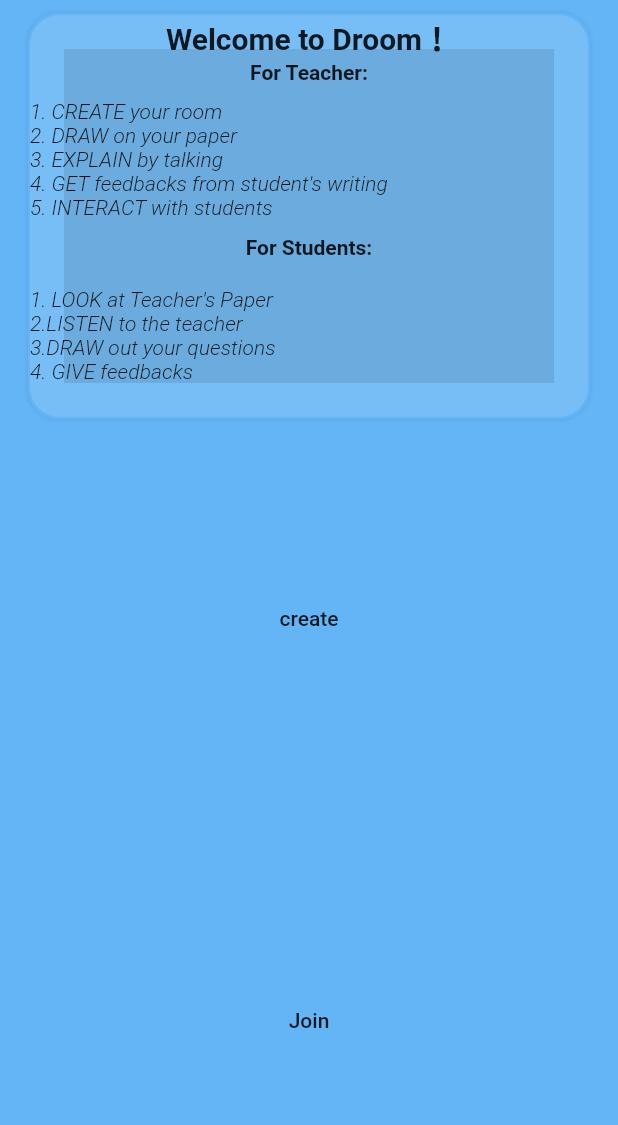
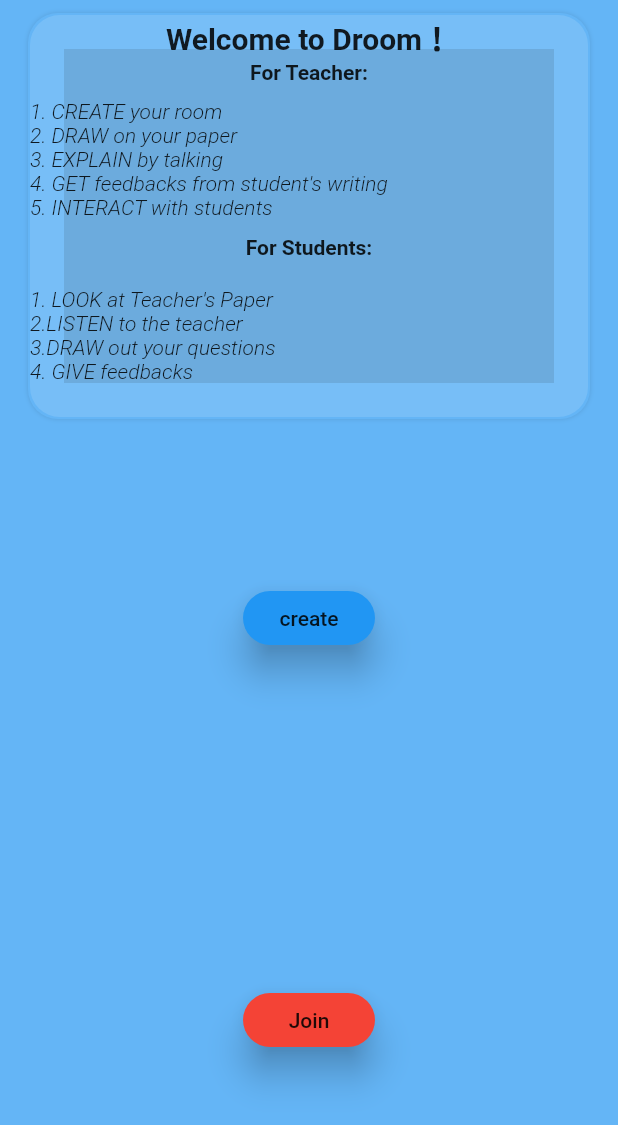
Before and after one commit to cityhack-c-see/CSEE_Edutech_Front_CityHack22, a Flutter app: the screen it shows after launch, on a phone screen of 412 x 824 dp. Shown: the top 1125 px of the screen. Run offline on Flutter 3.47's test engine with Material 2 defaults, Android fonts, the phone set to English and light mode, and no system bars; missing offline and left inert: droom_flutter; Roboto replaces fonts that are missing (Mochiy).

Commit message:
UI DESign home page

```diff
--- a/lib/pages/home.dart
+++ b/lib/pages/home.dart
@@ -99,6 +99,7 @@ class Home extends StatelessWidget {
                 child: Container(
                   alignment: Alignment.center,
                   child: MaterialButton(
+                    color: Colors.blue,
                     shape: RoundedRectangleBorder(
                       borderRadius: BorderRadius.circular(30),
                     ),
@@ -113,6 +114,7 @@ class Home extends StatelessWidget {
                 child: Container(
                     alignment: Alignment.center,
                     child: MaterialButton(
+                      color: Colors.red,
                       shape: RoundedRectangleBorder(
                         borderRadius: BorderRadius.circular(30),
                       ),
```
